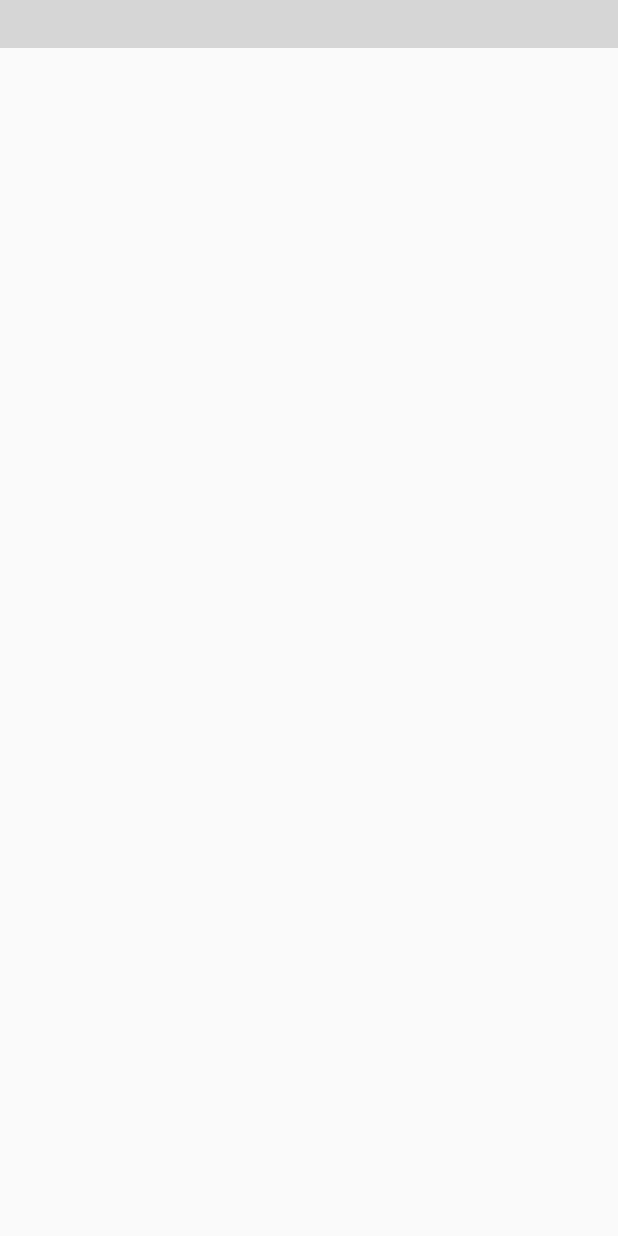
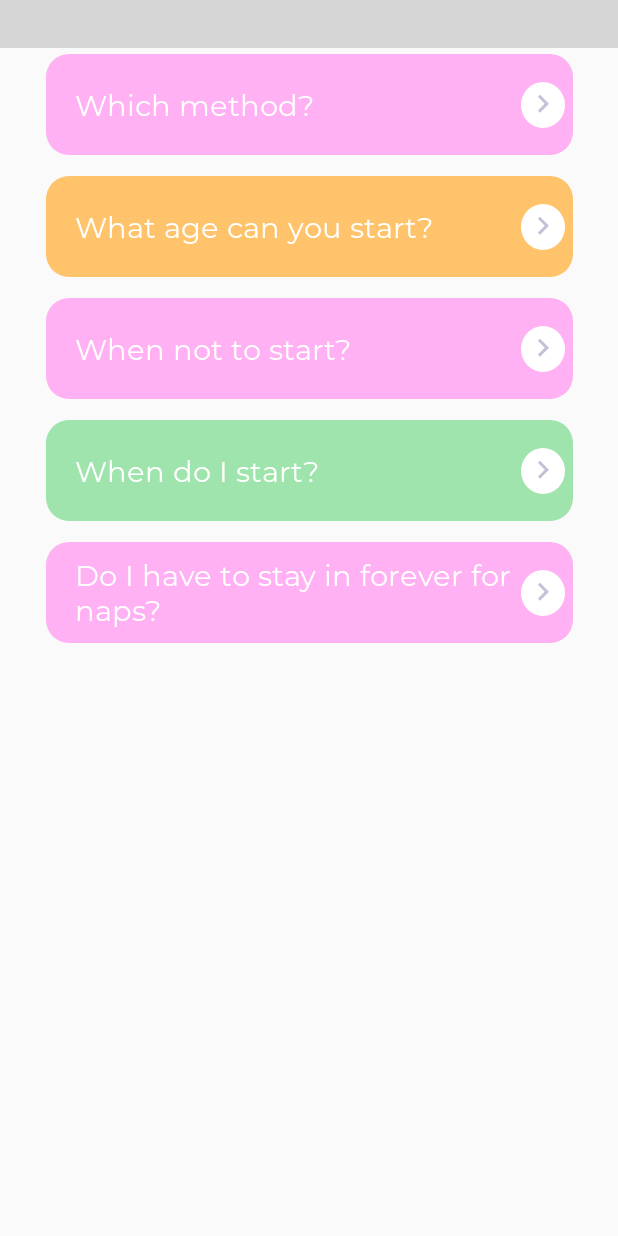
Before and after one commit to rahul4452/babyguruSample, an Android app: the fragment BeforeSleepCoachingFrag shown on its own in the app's theme, on a phone screen of 412 x 824 dp. Run offline under Robolectric (Android 15) with nearby library versions, the phone set to English and light mode, and no system bars; our stand-ins replace sdp/ssp sizes; libraries missing offline, so code that uses them is left out: br.tiagohm.markdownview; plain views replace MarkdownView; 4 statements that could not run were skipped; grey boxes are pictures that could not be loaded.

Commit message:
beforeYouStart(complete Layout)

```diff
--- a/app/src/main/java/com/example/poplify/baby_guru_sample/before_u_start/beforeViewPagerFrag/BeforeSleepCoachingFrag.java
+++ b/app/src/main/java/com/example/poplify/baby_guru_sample/before_u_start/beforeViewPagerFrag/BeforeSleepCoachingFrag.java
@@ -7,6 +7,7 @@ import android.os.Bundle;
 import android.support.annotation.NonNull;
 import android.support.annotation.Nullable;
 import android.support.annotation.RequiresApi;
+import android.support.design.widget.CoordinatorLayout;
 import android.support.v4.app.Fragment;
 import android.text.Editable;
 import android.text.Html;
@@ -34,7 +35,7 @@ import br.tiagohm.markdownview.css.styles.Github;
 /**
  * A simple {@link Fragment} subclass.
  */
-public class BeforeSleepCoachingFrag extends Fragment implements Serializable {
+public class BeforeSleepCoachingFrag extends Fragment {
 
     ExpandableListAdapt listAdapter;
     ExpandableListView expListView;
@@ -74,12 +75,15 @@ public class BeforeSleepCoachingFrag extends Fragment implements Serializable {
             markdownView.addStyleSheet(new Github());
             markdownView.loadMarkdown(beforeYouStart.getDescription());
             expListView = view.findViewById(R.id.lvexpand);
+
+
+            setupExpendableList(view);
         }catch (Exception e )
         {
          e.printStackTrace();
         }
 
-        setupExpendableList(view);
+
         return view;
     }
 
--- a/app/src/main/res/layout/before_sleep_coaching_frag.xml
+++ b/app/src/main/res/layout/before_sleep_coaching_frag.xml
@@ -1,46 +1,36 @@
 <?xml version="1.0" encoding="utf-8"?>
-<LinearLayout xmlns:android="http://schemas.android.com/apk/res/android"
+<android.support.v4.widget.NestedScrollView xmlns:android="http://schemas.android.com/apk/res/android"
     xmlns:app="http://schemas.android.com/apk/res-auto"
     xmlns:tools="http://schemas.android.com/tools"
     android:layout_width="match_parent"
-    android:layout_height="match_parent"
-    android:orientation="vertical"
+    android:layout_height="wrap_content"
     tools:context=".before_u_start.beforeViewPagerFrag.BeforeSleepCoachingFrag">
 
-    <android.support.v4.widget.NestedScrollView
-        android:layout_width="match_parent"
-        android:layout_height="wrap_content">
     <LinearLayout
         android:layout_width="match_parent"
         android:layout_height="wrap_content"
         android:orientation="vertical">
+
         <br.tiagohm.markdownview.MarkdownView
             android:id="@+id/markDownView"
-                app:escapeHtml="false"
             android:layout_width="match_parent"
-                android:layout_height="wrap_content" />
+            android:layout_height="wrap_content"
+            app:escapeHtml="false" />
 
-            <android.support.v4.widget.SwipeRefreshLayout
-                android:layout_width="match_parent"
-                android:layout_height="match_parent">
         <com.example.poplify.baby_guru_sample.custom_expendable.NonScrollExpandableListView
             android:id="@+id/lvexpand"
+            android:paddingBottom="@dimen/_60sdp"
             android:layout_width="match_parent"
-                    android:layout_height="wrap_content"
+            android:layout_height="match_parent"
             android:layout_gravity="center_horizontal"
+            android:choiceMode="singleChoice"
+
             android:childDivider="@color/white"
-                    android:visibility="gone"
-                    android:choiceMode="multipleChoice"
             android:divider="@color/white"
             android:groupIndicator="@null"
-                    android:scrollbars="none" />
-
-            </android.support.v4.widget.SwipeRefreshLayout>
+            android:scrollbars="none"
+            android:visibility="visible" />
 
     </LinearLayout>
 
 </android.support.v4.widget.NestedScrollView>
-
-
-
-</LinearLayout>
```
Also changed, not shown: app/src/main/java/com/example/poplify/baby_guru_sample/before_u_start/Before_we_start_frag.java (+14 -14 lines), app/src/main/res/layout/before_we_start_frag.xml (+29 -20 lines). Lines whose indentation alone changed are shown as unchanged.
